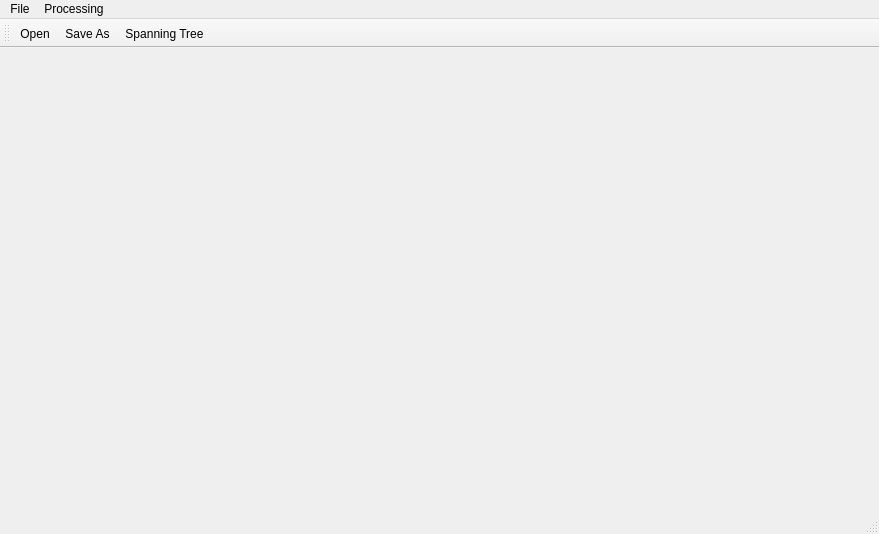
This is task4_cpp/gui/mainwindow.ui in SteamMachinist/task4_cpp as Qt 5 draws it before an edit. The edited form follows.
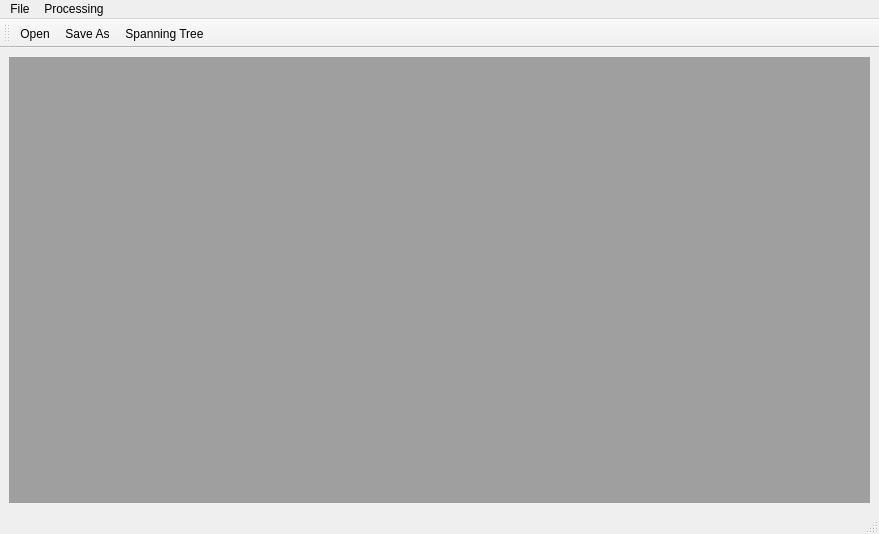
This is the edited form.

The edit to the form file:
```diff
--- a/task4_cpp/gui/mainwindow.ui
+++ b/task4_cpp/gui/mainwindow.ui
@@ -13,7 +13,13 @@
   <property name="windowTitle">
    <string>GraphApp</string>
   </property>
-  <widget class="QWidget" name="centralwidget"/>
+  <widget class="QWidget" name="centralwidget">
+   <layout class="QGridLayout" name="gridLayout">
+    <item row="0" column="0">
+     <widget class="QMdiArea" name="mdiArea"/>
+    </item>
+   </layout>
+  </widget>
   <widget class="QMenuBar" name="menuBar">
    <property name="geometry">
     <rect>
```
